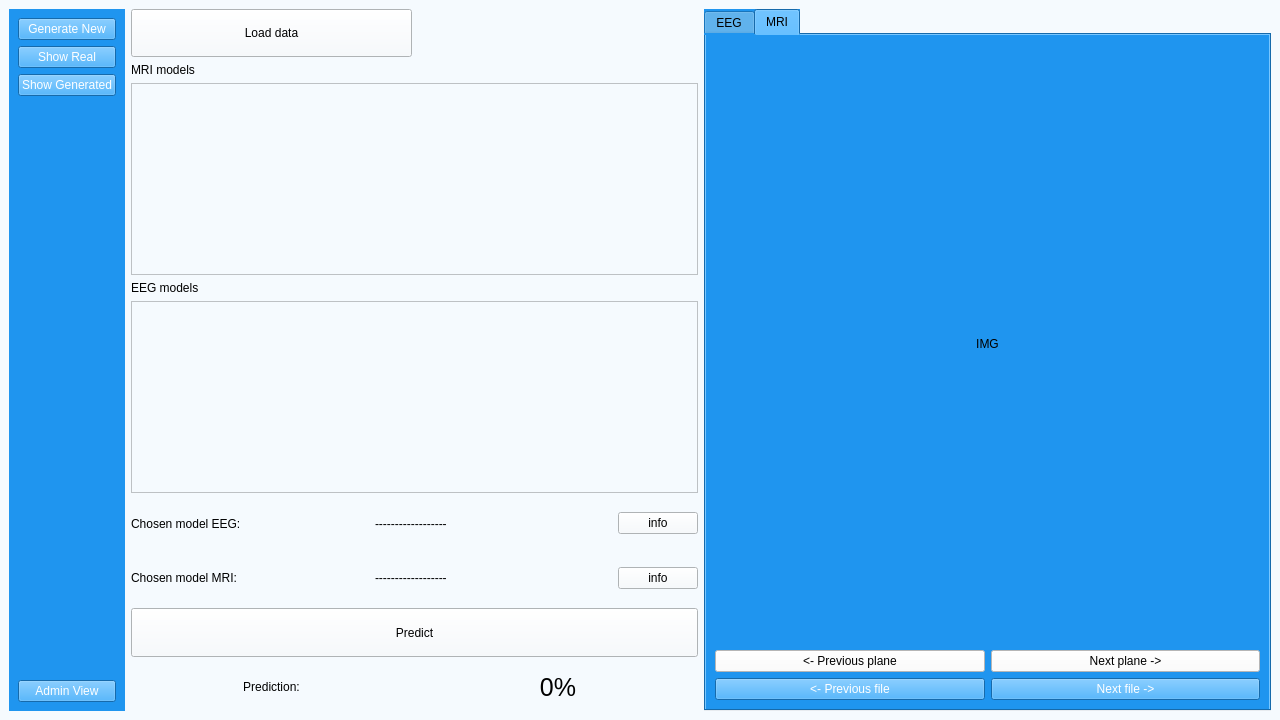
Old version of the form UI/doctorView.ui in the repository matimusial/ADHDPredictorApp.
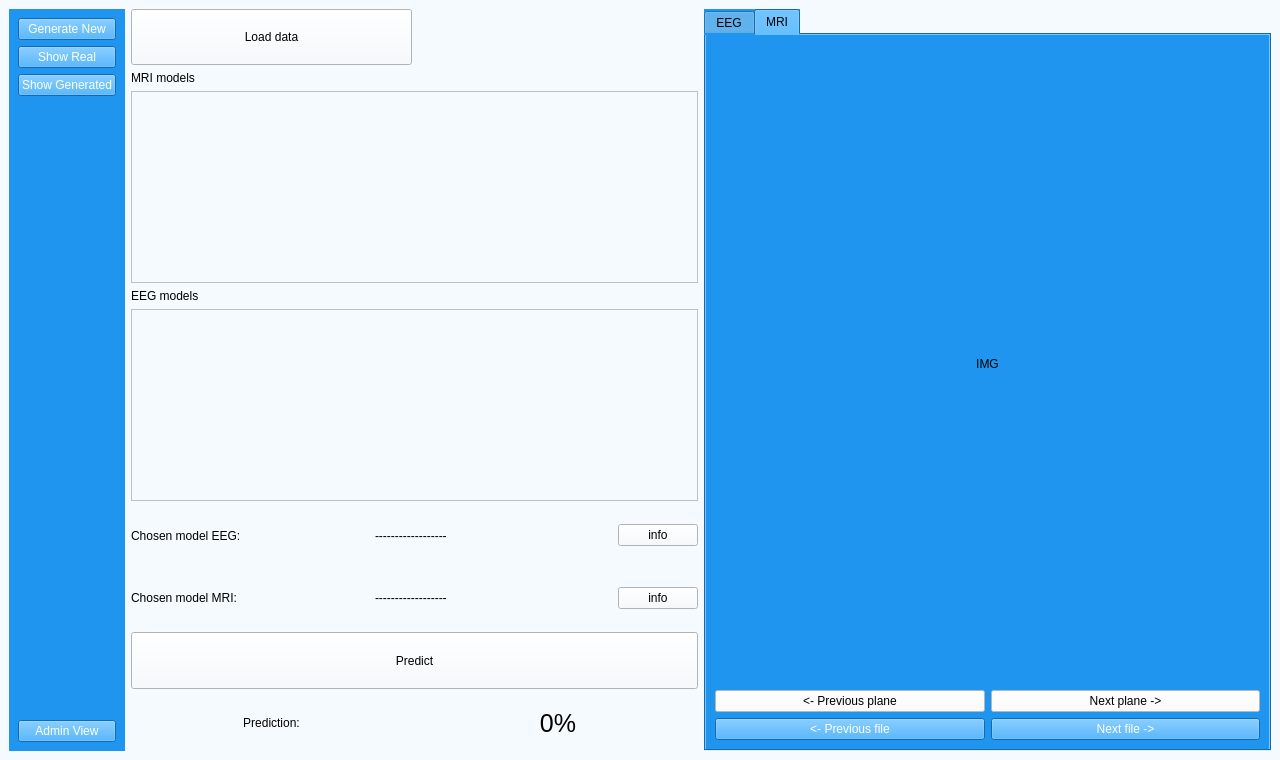
New version of the form.

Commit message: dopasowanie rozmiarow ui

Patch:
```diff
--- a/UI/doctorView.ui
+++ b/UI/doctorView.ui
@@ -7,7 +7,7 @@
     <x>0</x>
     <y>0</y>
     <width>1280</width>
-    <height>720</height>
+    <height>760</height>
    </rect>
   </property>
   <property name="windowTitle">
```
The commit also changes 4 other files.
